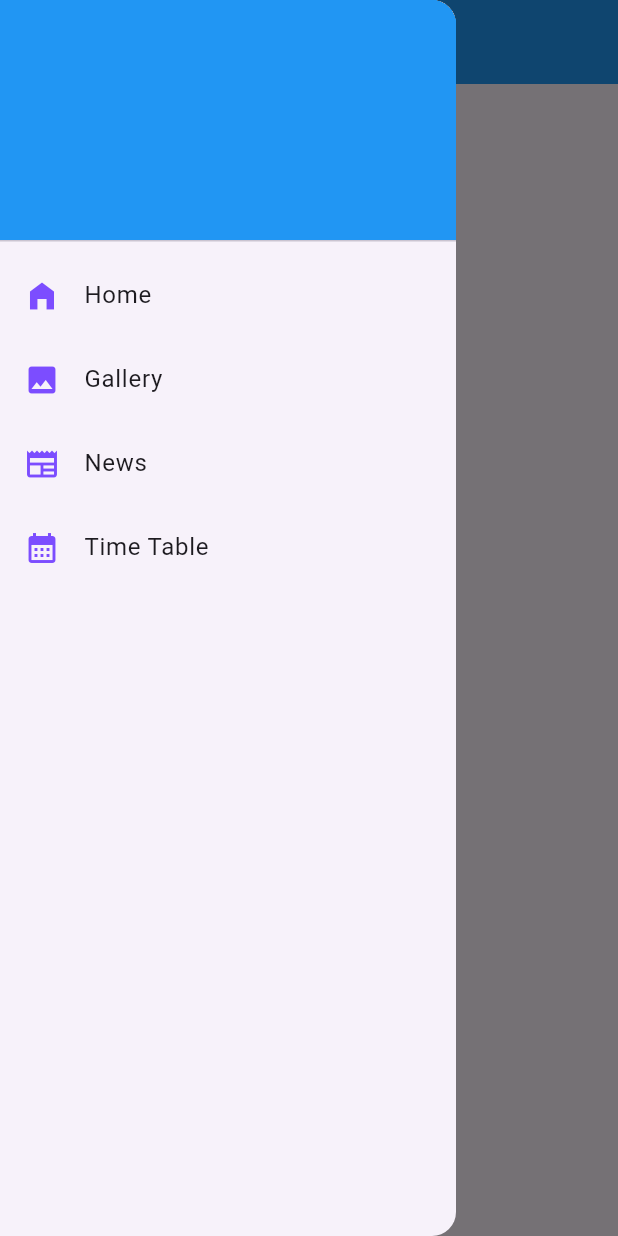
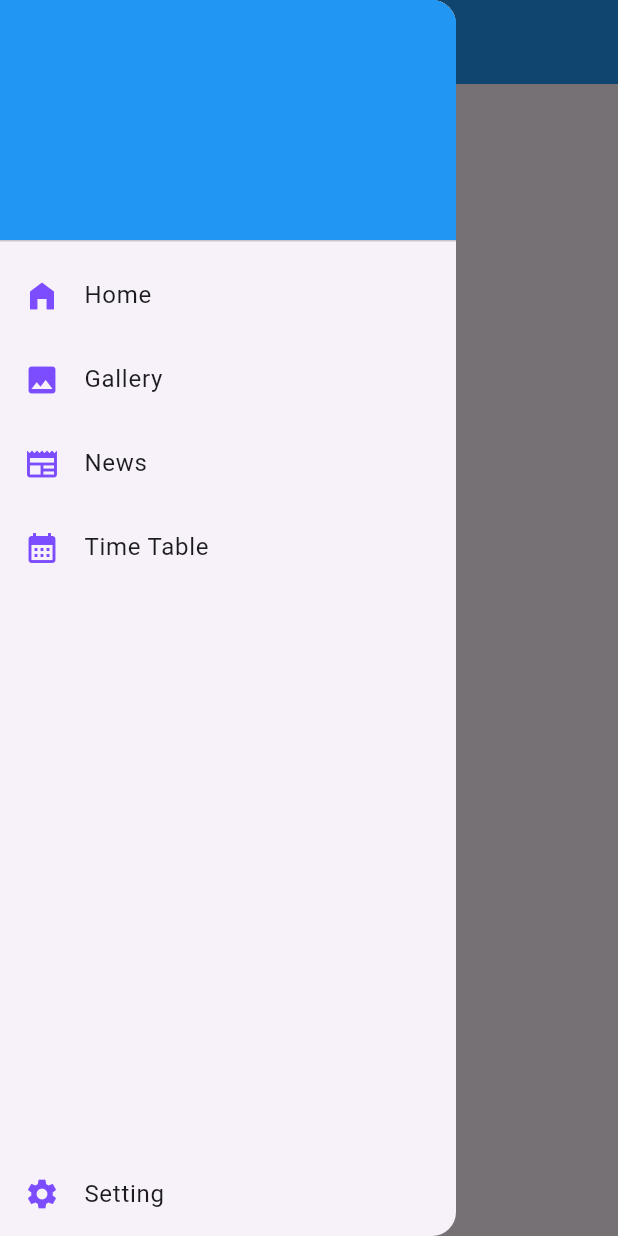
Before and after one commit to Kaushikmak/Trical-App, a Flutter app: the screen it shows after launch, with the side drawer open, on a phone screen of 412 x 824 dp. Run offline on Flutter 3.47's test engine with Material 3 defaults, Android fonts, the light colour scheme and no system bars; our stand-ins replace carousel_slider, firebase_core, firebase_messaging, firebase_storage; accounts and stored records are empty.

Commit message:
setting page added

```diff
--- a/lib/main.dart
+++ b/lib/main.dart
@@ -5,6 +5,7 @@ import 'pages/gallery.dart';
 import 'package:firebase_core/firebase_core.dart';
 import 'package:trical/api/firebase_api.dart';
 import 'package:trical/pages/timetable.dart';
+import 'package:trical/pages/settings.dart';
 
 Future<void> main() async {
   WidgetsFlutterBinding.ensureInitialized();
@@ -28,6 +29,7 @@ class MyApp extends StatelessWidget {
         '/news': (context) => const NewsPage(),
         '/home': (context) => const HomePage(),
         '/timetable'  : (context) =>  const Timetable(),
+        '/settings'  : (context) =>  const Settings(),
       },
     );
   }
--- a/lib/widgets/drawer_widget.dart
+++ b/lib/widgets/drawer_widget.dart
@@ -68,6 +68,20 @@ class Tricaldrawer extends StatelessWidget {
               }
             },
           ),
+          Spacer(),
+          ListTile(
+            leading: const Icon(
+              Icons.settings,
+              color: Colors.deepPurpleAccent,
+            ),
+            title: const Text("Setting"),
+            onTap: () {
+              Navigator.pop(context);
+              if (currentPage != "settings") {
+                Navigator.pushNamed(context, '/settings');
+              }
+            },
+          ),
         ],
       ),
     );
```
Also changed, not shown: lib/pages/settings.dart (added, +17 -0 lines), 1 other file.
